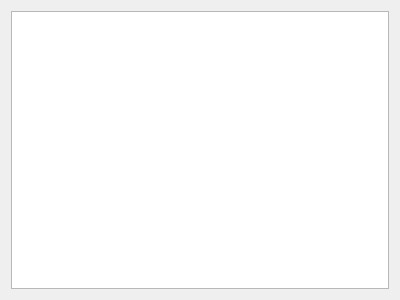
Old version of the form OpenArk/processmgr.ui in the repository Qazwar/OpenArk-1.
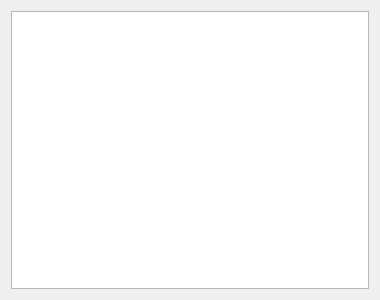
New version of the form.

What changed in the file:
```diff
--- a/OpenArk/processmgr.ui
+++ b/OpenArk/processmgr.ui
@@ -6,7 +6,7 @@
    <rect>
     <x>0</x>
     <y>0</y>
-    <width>400</width>
+    <width>380</width>
     <height>300</height>
    </rect>
   </property>
```
